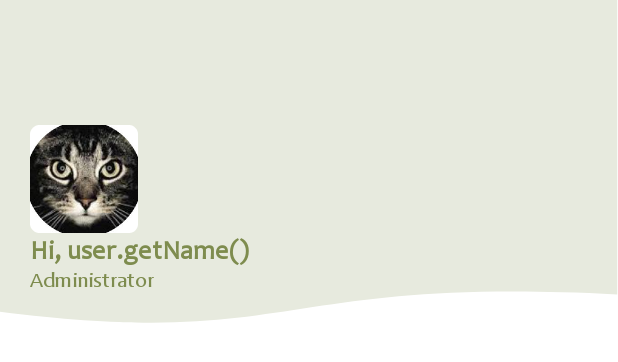
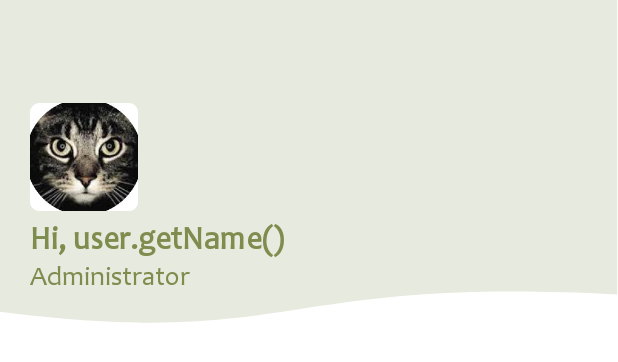
Before and after one commit to bill-chamal/ProjectGreen, an Android app: the layout nav_user_header.xml on its own in the app's theme, with its tools: preview values and no code run, on a phone screen of 412 x 824 dp. Shown: the top 362 px of the screen. Run offline under Robolectric (Android 15) with nearby library versions, the phone set to English and light mode, and no system bars.

Commit message:
profile_pic

```diff
--- a/ProjectGreen/app/src/main/res/layout/nav_user_header.xml
+++ b/ProjectGreen/app/src/main/res/layout/nav_user_header.xml
@@ -12,6 +12,7 @@
         android:fitsSystemWindows="true"
         android:layout_width="wrap_content"
         android:layout_height="wrap_content"
+        android:layout_marginBottom="5dp"
         android:src="@mipmap/ic_profile_round" />
 
     <TextView
@@ -22,7 +23,7 @@
 
         android:text="Hi, user.getName()"
         android:textColor="@color/font_dark_green"
-        android:textSize="18sp"
+        android:textSize="21sp"
         android:textStyle="bold" />
 
     <TextView
@@ -33,6 +34,6 @@
 
         android:text="Administrator"
         android:textColor="@color/font_dark_green"
-        android:textSize="14sp" />
+        android:textSize="18sp" />
 
 </LinearLayout>
```
